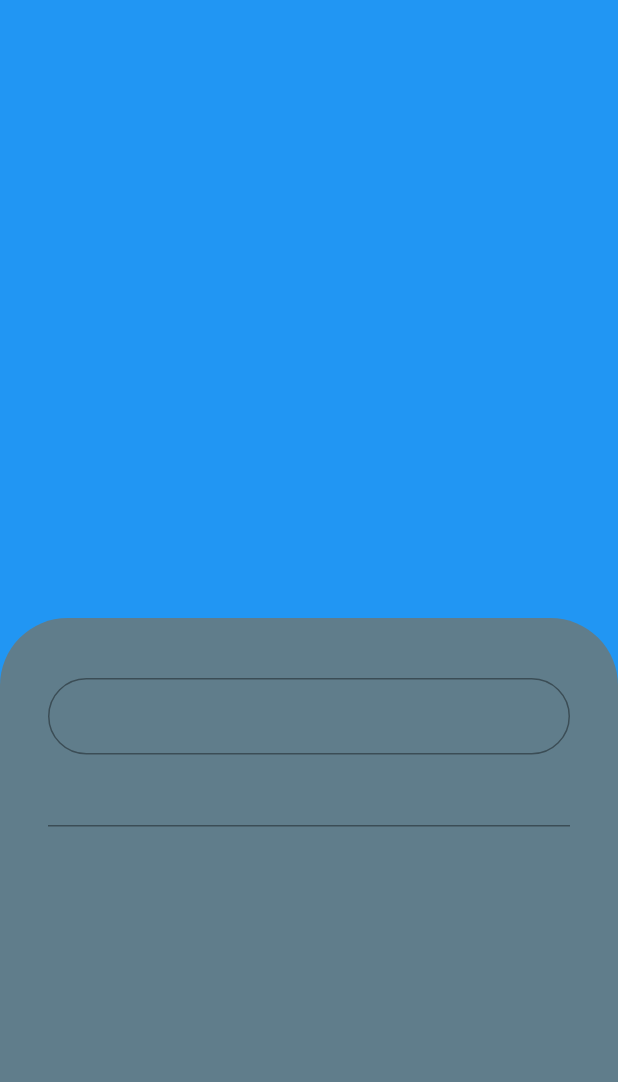
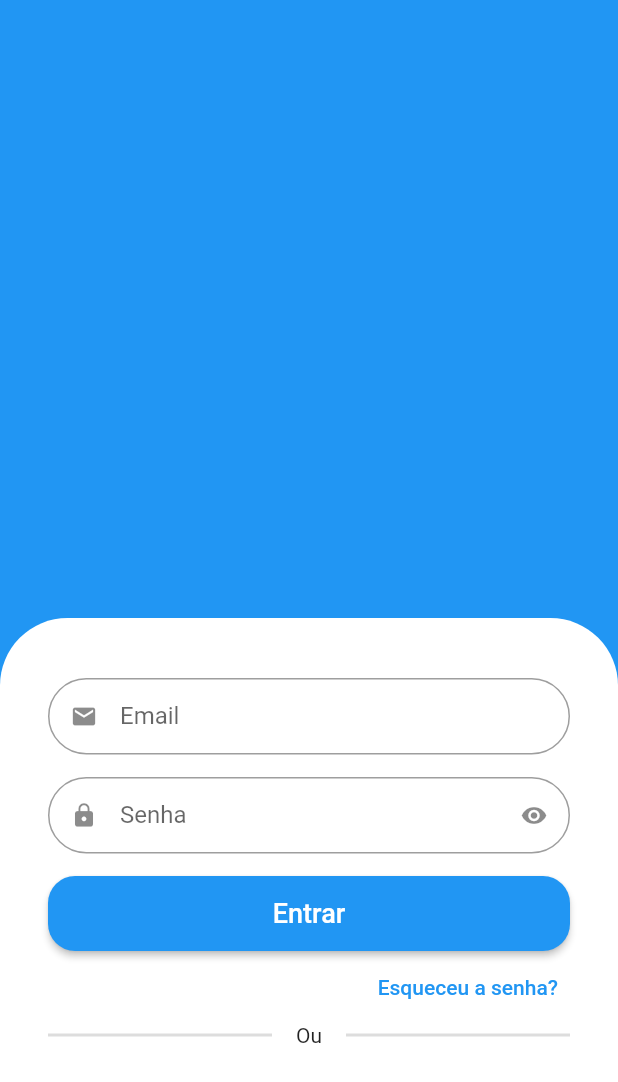
Before and after one commit to the-nelso/newsapp, a Flutter app: the screen it shows after launch, on a phone screen of 412 x 824 dp. Shown: the top 1082 px of the screen. Run offline on Flutter 3.47's test engine with Material 2 defaults, Android fonts, the phone set to English and light mode, and no system bars.

Commit message:
* Criação de widget para textfield personalizado; * Início de tela de login (faltou navegação de telas e botão para cadastro).

```diff
--- a/lib/src/auth/sing_in_screen.dart
+++ b/lib/src/auth/sing_in_screen.dart
@@ -1,4 +1,5 @@
 import 'package:flutter/material.dart';
+import 'package:newsapp/src/components/custom_text_field.dart';
 
 class SingInScreen extends StatelessWidget {
   const SingInScreen({Key? key}) : super(key: key);
@@ -21,22 +22,71 @@ class SingInScreen extends StatelessWidget {
                 vertical: 40,
               ),
               decoration: const BoxDecoration(
-                color: Colors.blueGrey,
+                color: Colors.white,
                 borderRadius: BorderRadius.vertical(
                   top: Radius.circular(45),
                 ),
               ),
               child: Column(
+                crossAxisAlignment: CrossAxisAlignment.stretch,
                 children: [
                   // Email
-                  TextFormField(
-                    decoration: InputDecoration(
-                      isDense: true,
-                      border: OutlineInputBorder(borderRadius: BorderRadius.circular(45)),
+                  const CustomTextField(
+                    icon: Icons.email,
+                    label: "Email",
+                  ),
+
+                  // Senha
+                  const CustomTextField(
+                    icon: Icons.lock,
+                    label: "Senha",
+                    isSecret: true,
+                  ),
+                  //Entrar
+                  SizedBox(
+                    height: 50,
+                    child: ElevatedButton(
+                      onPressed: () {},
+                      style: ElevatedButton.styleFrom(
+                          shape: RoundedRectangleBorder(
+                        borderRadius: BorderRadius.circular(18),
+                      )),
+                      child: const Text(
+                        "Entrar",
+                        style: TextStyle(
+                          fontSize: 18,
+                        ),
+                      ),
                     ),
                   ),
-                  // Senha
-                  TextFormField(),
+                  Align(
+                    alignment: Alignment.centerRight,
+                    child: TextButton(
+                      onPressed: () {},
+                      child: const Text("Esqueceu a senha?"),
+                    ),
+                  ),
+
+                  Row(
+                    children: [
+                      Expanded(
+                        child: Divider(
+                          color: Colors.grey.withAlpha(90),
+                          thickness: 2,
+                        ),
+                      ),
+                      const Padding(
+                        padding: EdgeInsets.symmetric(horizontal: 16),
+                        child: Text("Ou"),
+                      ),
+                      Expanded(
+                        child: Divider(
+                          color: Colors.grey.withAlpha(90),
+                          thickness: 2,
+                        ),
+                      )
+                    ],
+                  ),
                 ],
               ),
             ),
--- /dev/null
+++ b/lib/src/components/custom_text_field.dart
@@ -0,0 +1,54 @@
+import 'package:flutter/material.dart';
+
+class CustomTextField extends StatefulWidget {
+  final IconData icon;
+  final String label;
+  final bool isSecret;
+
+  const CustomTextField({
+    Key? key,
+    required this.icon,
+    required this.label,
+    this.isSecret = false,
+  }) : super(key: key);
+
+  @override
+  State<CustomTextField> createState() => _CustomTextFieldState();
+}
+
+class _CustomTextFieldState extends State<CustomTextField> {
+  bool isObscure = false;
+  void initState() {
+    super.initState();
+
+    isObscure = widget.isSecret;
+  }
+
+  @override
+  Widget build(BuildContext context) {
+    return Padding(
+      padding: const EdgeInsets.only(
+        bottom: 15,
+      ),
+      child: TextFormField(
+        obscureText: isObscure,
+        decoration: InputDecoration(
+          prefixIcon: Icon(widget.icon),
+          suffixIcon: widget.isSecret
+              ? IconButton(
+                  onPressed: () {
+                    setState(() {
+                      isObscure = !isObscure;
+                    });
+                  },
+                  icon: Icon(isObscure ? Icons.visibility : Icons.visibility_off),
+                )
+              : null,
+          labelText: widget.label,
+          isDense: true,
+          border: OutlineInputBorder(borderRadius: BorderRadius.circular(45)),
+        ),
+      ),
+    );
+  }
+}
```
